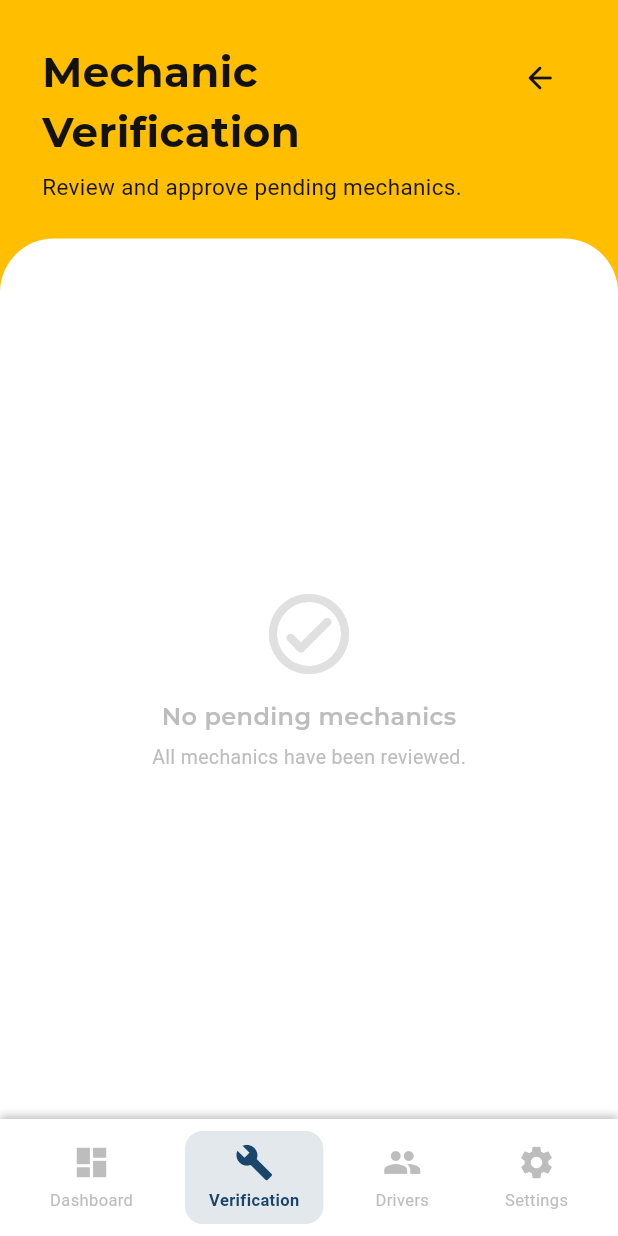
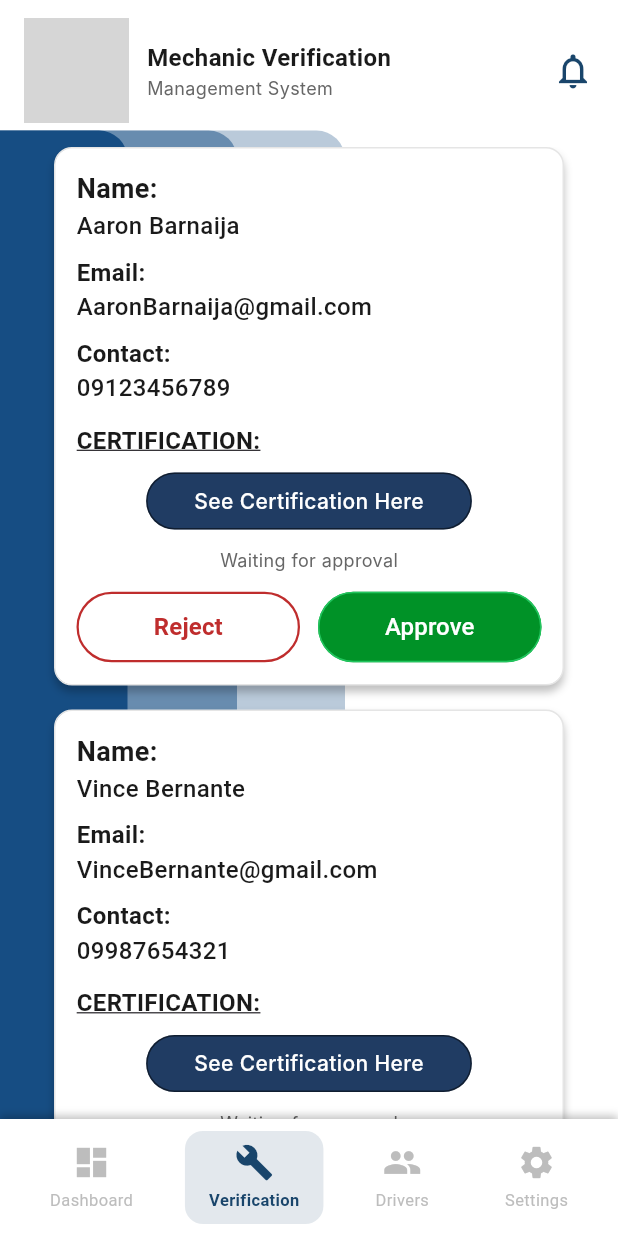
Before and after one commit to Aukaba/UnliRice_Softdev2, a Flutter app: the AdminDashboardScreen screen opened directly, item 2 of the bottom bar chosen, on a phone screen of 412 x 824 dp. Run offline on Flutter 3.47's test engine with Material 3 defaults, Android fonts, the phone set to English and light mode, and no system bars; our stand-ins replace google_fonts, supabase_flutter; accounts and stored records are empty; network calls fail; Roboto replaces fonts that are missing (Inter, Poppins); grey boxes are pictures that could not be loaded.

Commit message:
Fix/modified some of the admin and verification

```diff
--- a/automate/lib/screen/admin/admin_mechanic_verification_screen.dart
+++ b/automate/lib/screen/admin/admin_mechanic_verification_screen.dart
@@ -1,161 +1,188 @@
 import 'package:flutter/material.dart';
-import 'package:google_fonts/google_fonts.dart';
-import 'package:supabase_flutter/supabase_flutter.dart';
 
-class AdminMechanicVerificationScreen extends StatefulWidget {
-  const AdminMechanicVerificationScreen({super.key});
+// ── Shared content widget (used inside the tab) ──────────────────────────────
+// Fix: Extracted core content into AdminMechanicVerificationContent so it
+// works correctly inside AdminDashboardScreen's IndexedStack without
+// causing Navigator.pop to exit the whole dashboard.
+
+class AdminMechanicVerificationContent extends StatefulWidget {
+  final void Function(int)? onSwitchTab;
+
+  const AdminMechanicVerificationContent({super.key, this.onSwitchTab});
 
   @override
-  State<AdminMechanicVerificationScreen> createState() =>
-      _AdminMechanicVerificationScreenState();
+  State<AdminMechanicVerificationContent> createState() =>
+      _AdminMechanicVerificationContentState();
 }
 
-class _AdminMechanicVerificationScreenState
-    extends State<AdminMechanicVerificationScreen> {
-  static final _supabase = Supabase.instance.client;
+class _AdminMechanicVerificationContentState
+    extends State<AdminMechanicVerificationContent> {
+  // Dummy data — replace with Supabase later
+  // Fix: id is kept as int to match Supabase's default int type,
+  // preventing the type mismatch bug in removeWhere
+  final List<Map<String, dynamic>> _pendingMechanics = [
+    {
+      'id': 1,
+      'name': 'Aaron Barnaija',
+      'email': 'AaronBarnaija@gmail.com',
+      'contact': '09123456789',
+    },
+    {
+      'id': 2,
+      'name': 'Vince Bernante',
+      'email': 'VinceBernante@gmail.com',
+      'contact': '09987654321',
+    },
+    {
+      'id': 3,
+      'name': 'Maria Santos',
+      'email': 'MariaSantos@gmail.com',
+      'contact': '09112345678',
+    },
+  ];
 
-  List<Map<String, dynamic>> _pendingMechanics = [];
-  bool _isLoading = true;
-
-  @override
-  void initState() {
-    super.initState();
-    _loadPendingMechanics();
-  }
-
-  Future<void> _loadPendingMechanics() async {
-    try {
-      final data = await _supabase
-          .from('mechanics')
-          .select(
-            'id, first_name, last_name, email, contact, certification_url',
-          )
-          .eq('status', 'pending');
-
-      setState(() {
-        _pendingMechanics = List<Map<String, dynamic>>.from(data);
-      });
-    } catch (_) {
-      // Silently fail — screen still loads
-    } finally {
-      if (mounted) setState(() => _isLoading = false);
-    }
-  }
-
-  Future<void> _updateStatus(String mechanicId, String status) async {
-    try {
-      await _supabase
-          .from('mechanics')
-          .update({'status': status})
-          .eq('id', mechanicId);
-
+  // Fix: mechanicId is now int (not String) to match the stored id type,
+  // so removeWhere correctly finds and removes the card
+  void _removeCard(int mechanicId, String action) {
     setState(() {
       _pendingMechanics.removeWhere((m) => m['id'] == mechanicId);
     });
 
-      if (!mounted) return;
     ScaffoldMessenger.of(context).showSnackBar(
       SnackBar(
         content: Text(
-            status == 'approved'
+          action == 'approved'
               ? 'Mechanic approved successfully.'
               : 'Mechanic rejected.',
-            style: GoogleFonts.inriaSans(),
         ),
-          backgroundColor: status == 'approved'
+        backgroundColor: action == 'approved'
             ? const Color(0xFF009227)
             : const Color(0xFFBF2D2D),
+        behavior: SnackBarBehavior.floating,
+        shape: RoundedRectangleBorder(borderRadius: BorderRadius.circular(12)),
       ),
     );
-    } catch (_) {
-      if (!mounted) return;
-      ScaffoldMessenger.of(context).showSnackBar(
-        SnackBar(
-          content: Text(
-            'Something went wrong. Please try again.',
-            style: GoogleFonts.inriaSans(),
-          ),
-          backgroundColor: Colors.red,
-        ),
-      );
-    }
   }
 
   @override
   Widget build(BuildContext context) {
     return Scaffold(
-      backgroundColor: const Color(0xFFFFBF00),
+      backgroundColor: Colors.white,
       body: SafeArea(
         bottom: false,
-        child: Column(
-          crossAxisAlignment: CrossAxisAlignment.start,
+        child: Stack(
           children: [
-            // ── Header ──────────────────────────────────────────────
+            // Sidebar layers
+            Positioned(
+              left: -28,
+              top: 87,
+              child: Container(
+                width: 258,
+                height: MediaQuery.of(context).size.height,
+                decoration: ShapeDecoration(
+                  color: const Color(0x4C164D83),
+                  shape: RoundedRectangleBorder(
+                    borderRadius: BorderRadius.circular(19),
+                  ),
+                ),
+              ),
+            ),
+            Positioned(
+              left: -18,
+              top: 87,
+              child: Container(
+                width: 176,
+                height: MediaQuery.of(context).size.height,
+                decoration: ShapeDecoration(
+                  color: const Color(0x7F164D83),
+                  shape: RoundedRectangleBorder(
+                    borderRadius: BorderRadius.circular(19),
+                  ),
+                ),
+              ),
+            ),
+            Positioned(
+              left: -18,
+              top: 87,
+              child: Container(
+                width: 103,
+                height: MediaQuery.of(context).size.height,
+                decoration: ShapeDecoration(
+                  color: const Color(0xFF164D83),
+                  shape: RoundedRectangleBorder(
+                    borderRadius: BorderRadius.circular(19),
+                  ),
+                ),
+              ),
+            ),
+
+            // Main content
+            Column(
+              children: [
+                // Header
+                // Fix: Removed Navigator.pop back button — since this widget
+                // lives inside an IndexedStack, popping would exit the whole
+                // dashboard back to login. Navigation is handled by the
+                // bottom nav bar instead.
                 Padding(
-              padding: const EdgeInsets.fromLTRB(28, 28, 28, 24),
+                  padding: const EdgeInsets.fromLTRB(16, 12, 16, 0),
                   child: Row(
-                crossAxisAlignment: CrossAxisAlignment.start,
                     children: [
-                  Expanded(
-                    child: Column(
+                      Container(
+                        width: 70,
+                        height: 70,
+                        decoration: ShapeDecoration(
+                          image: const DecorationImage(
+                            image: NetworkImage("https://placehold.co/98x98"),
+                            fit: BoxFit.cover,
+                          ),
+                          shape: RoundedRectangleBorder(
+                            borderRadius: BorderRadius.circular(9999),
+                          ),
+                        ),
+                      ),
+                      const SizedBox(width: 12),
+                      const Column(
                         crossAxisAlignment: CrossAxisAlignment.start,
                         children: [
                           Text(
                             'Mechanic Verification',
-                          style: GoogleFonts.montserrat(
-                            fontSize: 28,
+                            style: TextStyle(
+                              color: Color(0xFF1A1A1A),
+                              fontSize: 16,
+                              fontFamily: 'Poppins',
                               fontWeight: FontWeight.w700,
-                            color: const Color(0xFF121212),
                             ),
                           ),
-                        const SizedBox(height: 6),
                           Text(
-                          'Review and approve pending mechanics.',
-                          style: GoogleFonts.inriaSans(
-                            fontSize: 15,
+                            'Management System',
+                            style: TextStyle(
+                              color: Color(0xFF666666),
+                              fontSize: 12,
+                              fontFamily: 'Inter',
                               fontWeight: FontWeight.w400,
-                            color: const Color(0xFF121212),
                             ),
                           ),
                         ],
                       ),
-                  ),
-                  IconButton(
-                    onPressed: () => Navigator.pop(context),
-                    icon: const Icon(Icons.arrow_back_rounded),
-                    color: const Color(0xFF121212),
-                    tooltip: 'Back',
+                      const Spacer(),
+                      const Icon(
+                        Icons.notifications_outlined,
+                        color: Color(0xFF19456B),
+                        size: 28,
                       ),
                     ],
                   ),
                 ),
 
-            // ── Body (white card) ────────────────────────────────────
+                const SizedBox(height: 16),
+
+                // Cards list
                 Expanded(
-              child: Container(
-                width: double.infinity,
-                decoration: const BoxDecoration(
-                  color: Colors.white,
-                  borderRadius: BorderRadius.only(
-                    topLeft: Radius.circular(36),
-                    topRight: Radius.circular(36),
-                  ),
-                ),
-                child: ClipRRect(
-                  borderRadius: const BorderRadius.only(
-                    topLeft: Radius.circular(36),
-                    topRight: Radius.circular(36),
-                  ),
-                  child: _isLoading
-                      ? const Center(
-                          child: CircularProgressIndicator(
-                            color: Color(0xFFFFBF00),
-                          ),
-                        )
-                      : _pendingMechanics.isEmpty
+                  child: _pendingMechanics.isEmpty
                       ? _buildEmptyState()
                       : ListView.separated(
-                          padding: const EdgeInsets.fromLTRB(24, 32, 24, 32),
+                          padding: const EdgeInsets.fromLTRB(36, 0, 36, 24),
                           itemCount: _pendingMechanics.length,
                           separatorBuilder: (_, __) =>
                               const SizedBox(height: 16),
@@ -163,19 +190,19 @@ class _AdminMechanicVerificationScreenState
                             final mechanic = _pendingMechanics[index];
                             return _MechanicCard(
                               mechanic: mechanic,
-                              onApprove: () => _updateStatus(
-                                mechanic['id'].toString(),
+                              onApprove: () => _removeCard(
+                                mechanic['id'] as int,
                                 'approved',
                               ),
-                              onReject: () => _updateStatus(
-                                mechanic['id'].toString(),
+                              onReject: () => _removeCard(
+                                mechanic['id'] as int,
                                 'rejected',
                               ),
                             );
                           },
                         ),
                 ),
-              ),
+              ],
             ),
           ],
         ),
@@ -196,19 +223,17 @@ class _AdminMechanicVerificationScreenState
           const SizedBox(height: 12),
           Text(
             'No pending mechanics',
-            style: GoogleFonts.montserrat(
+            style: TextStyle(
               fontSize: 16,
               fontWeight: FontWeight.w600,
               color: Colors.grey.shade400,
+              fontFamily: 'Poppins',
             ),
           ),
           const SizedBox(height: 6),
           Text(
             'All mechanics have been reviewed.',
-            style: GoogleFonts.inriaSans(
-              fontSize: 13,
-              color: Colors.grey.shade400,
-            ),
+            style: TextStyle(fontSize: 13, color: Colors.grey.shade400),
           ),
         ],
       ),
@@ -216,7 +241,7 @@ class _AdminMechanicVerificationScreenState
   }
 }
 
-// ── Mechanic card widget ─────────────────────────────────────────────────────
+// ── Mechanic card ────────────────────────────────────────────────────────────
 
 class _MechanicCard extends StatelessWidget {
   final Map<String, dynamic> mechanic;
@@ -231,164 +256,143 @@ class _MechanicCard extends StatelessWidget {
 
   @override
   Widget build(BuildContext context) {
-    final name =
-        '${mechanic['first_name'] ?? ''} ${mechanic['last_name'] ?? ''}'.trim();
-    final email = mechanic['email'] ?? '—';
-    final contact = mechanic['contact'] ?? '—';
-    final certUrl = mechanic['certification_url'] ?? '';
-
     return Container(
-      padding: const EdgeInsets.all(18),
-      decoration: BoxDecoration(
+      width: double.infinity,
+      padding: const EdgeInsets.all(14),
+      decoration: ShapeDecoration(
         color: Colors.white,
-        borderRadius: BorderRadius.circular(16),
-        border: Border.all(color: const Color(0xFFE5E5E5)),
-        boxShadow: const [
+        shape: RoundedRectangleBorder(
+          side: const BorderSide(width: 1, color: Color(0xFFE5E5E5)),
+          borderRadius: BorderRadius.circular(12),
+        ),
+        shadows: const [
           BoxShadow(
-            color: Color(0x1A000000),
-            blurRadius: 8,
+            color: Color(0x3F000000),
+            blurRadius: 4,
             offset: Offset(0, 4),
+            spreadRadius: 0,
           ),
         ],
       ),
       child: Column(
         crossAxisAlignment: CrossAxisAlignment.start,
         children: [
-          // Name row with pending badge
-          Row(
-            children: [
-              Container(
-                width: 44,
-                height: 44,
-                decoration: BoxDecoration(
-                  color: const Color(0xFFFFBF00).withOpacity(0.15),
-                  borderRadius: BorderRadius.circular(10),
-                ),
-                child: const Icon(
-                  Icons.person_rounded,
-                  color: Color(0xFFFFBF00),
-                  size: 26,
+          // Name
+          const Text(
+            'Name:',
+            style: TextStyle(
+              color: Color(0xFF1A1A1A),
+              fontSize: 18,
+              fontFamily: 'Poppins',
+              fontWeight: FontWeight.w600,
             ),
           ),
-              const SizedBox(width: 12),
-              Expanded(
-                child: Column(
-                  crossAxisAlignment: CrossAxisAlignment.start,
-                  children: [
           Text(
-                      name.isNotEmpty ? name : '—',
-                      style: GoogleFonts.montserrat(
+            mechanic['name'] ?? '—',
+            style: const TextStyle(
+              color: Color(0xFF1A1A1A),
               fontSize: 16,
-                        fontWeight: FontWeight.w700,
-                        color: const Color(0xFF121212),
+              fontFamily: 'Poppins',
+              fontWeight: FontWeight.w500,
             ),
           ),
-                    const SizedBox(height: 2),
-                    Container(
-                      padding: const EdgeInsets.symmetric(
-                        horizontal: 8,
-                        vertical: 2,
+          const SizedBox(height: 8),
+
+          // Email
+          const Text(
+            'Email:',
+            style: TextStyle(
+              color: Color(0xFF1A1A1A),
+              fontSize: 16,
+              fontFamily: 'Poppins',
+              fontWeight: FontWeight.w600,
             ),
-                      decoration: BoxDecoration(
-                        color: const Color(0xFFFFF3CD),
-                        borderRadius: BorderRadius.circular(6),
           ),
-                      child: Text(
-                        'Pending',
-                        style: GoogleFonts.inriaSans(
-                          fontSize: 11,
+          Text(
+            mechanic['email'] ?? '—',
+            style: const TextStyle(
+              color: Color(0xFF1A1A1A),
+              fontSize: 16,
+              fontFamily: 'Poppins',
+              fontWeight: FontWeight.w500,
+            ),
+          ),
+          const SizedBox(height: 8),
+
+          // Contact
+          const Text(
+            'Contact:',
+            style: TextStyle(
+              color: Color(0xFF1A1A1A),
+              fontSize: 16,
+              fontFamily: 'Poppins',
               fontWeight: FontWeight.w600,
-                          color: const Color(0xFF856404),
+            ),
+          ),
+          Text(
+            mechanic['contact'] ?? '—',
+            style: const TextStyle(
+              color: Color(0xFF1A1A1A),
+              fontSize: 16,
+              fontFamily: 'Poppins',
+              fontWeight: FontWeight.w500,
+            ),
+          ),
+          const SizedBox(height: 12),
+
+          // Certification
+          const Text(
+            'CERTIFICATION:',
+            style: TextStyle(
+              color: Color(0xFF1A1A1A),
+              fontSize: 16,
+              fontFamily: 'Poppins',
+              fontWeight: FontWeight.w600,
+              decoration: TextDecoration.underline,
+            ),
+          ),
+          const SizedBox(height: 10),
+
+          // See certification button
+          Center(
+            child: Container(
+              padding: const EdgeInsets.symmetric(horizontal: 31, vertical: 8),
+              decoration: ShapeDecoration(
+                color: const Color(0xFF203C63),
+                shape: RoundedRectangleBorder(
+                  side: BorderSide(
+                    width: 1,
+                    color: Colors.black.withOpacity(0.50),
+                  ),
+                  borderRadius: BorderRadius.circular(19),
+                ),
+              ),
+              child: const Text(
+                'See Certification Here',
+                style: TextStyle(
+                  color: Colors.white,
+                  fontSize: 14,
+                  fontFamily: 'Inter',
+                  fontWeight: FontWeight.w500,
                 ),
               ),
             ),
-                  ],
+          ),
+          const SizedBox(height: 12),
+
+          // Waiting label
+          const Center(
+            child: Text(
+              'Waiting for approval',
+              style: TextStyle(
+                color: Color(0xFF666666),
+                fontSize: 12,
+                fontFamily: 'Inter',
+                fontWeight: FontWeight.w400,
               ),
             ),
-            ],
           ),
-
-          const SizedBox(height: 16),
-          const Divider(height: 1, color: Color(0xFFE5E5E5)),
-          const SizedBox(height: 16),
-
-          // Info rows
-          _InfoRow(icon: Icons.email_outlined, label: 'Email', value: email),
-          const SizedBox(height: 10),
-          _InfoRow(
-            icon: Icons.phone_outlined,
-            label: 'Contact',
-            value: contact,
-          ),
-
-          const SizedBox(height: 16),
-
-          // See certification button
-          if (certUrl.isNotEmpty)
-            GestureDetector(
-              onTap: () {
-                // Open certification URL
-              },
-              child: Container(
-                width: double.infinity,
-                padding: const EdgeInsets.symmetric(vertical: 12),
-                decoration: BoxDecoration(
-                  color: const Color(0xFF16477A).withOpacity(0.07),
-                  borderRadius: BorderRadius.circular(12),
-                  border: Border.all(
-                    color: const Color(0xFF16477A).withOpacity(0.2),
-                  ),
-                ),
-                child: Row(
-                  mainAxisAlignment: MainAxisAlignment.center,
-                  children: [
-                    const Icon(
-                      Icons.verified_outlined,
-                      color: Color(0xFF16477A),
-                      size: 18,
-                    ),
-                    const SizedBox(width: 8),
-                    Text(
-                      'View Certification',
-                      style: GoogleFonts.montserrat(
-                        fontSize: 14,
-                        fontWeight: FontWeight.w600,
-                        color: const Color(0xFF16477A),
-                      ),
-                    ),
-                  ],
-                ),
-              ),
-            )
-          else
-            Container(
-              width: double.infinity,
-              padding: const EdgeInsets.symmetric(vertical: 12),
-              decoration: BoxDecoration(
-                color: Colors.grey.shade100,
-                borderRadius: BorderRadius.circular(12),
-              ),
-              child: Row(
-                mainAxisAlignment: MainAxisAlignment.center,
-                children: [
-                  Icon(
-                    Icons.info_outline,
-                    color: Colors.grey.shade400,
-                    size: 18,
-                  ),
-                  const SizedBox(width: 8),
-                  Text(
-                    'No certification uploaded',
-                    style: GoogleFonts.inriaSans(
-                      fontSize: 13,
-                      color: Colors.grey.shade400,
-                    ),
-                  ),
-                ],
-              ),
-            ),
-
-          const SizedBox(height: 16),
+          const SizedBox(height: 12),
 
           // Reject / Approve buttons
           Row(
@@ -397,21 +401,22 @@ class _MechanicCard extends StatelessWidget {
                 child: OutlinedButton(
                   onPressed: onReject,
                   style: OutlinedButton.styleFrom(
-                    padding: const EdgeInsets.symmetric(vertical: 14),
+                    padding: const EdgeInsets.symmetric(vertical: 12),
                     side: const BorderSide(
                       color: Color(0xFFBF2D2D),
                       width: 1.5,
                     ),
                     shape: RoundedRectangleBorder(
-                      borderRadius: BorderRadius.circular(12),
+                      borderRadius: BorderRadius.circular(49),
                     ),
                   ),
-                  child: Text(
+                  child: const Text(
                     'Reject',
-                    style: GoogleFonts.montserrat(
-                      fontSize: 15,
+                    style: TextStyle(
+                      color: Color(0xFFBF2D2D),
+                      fontSize: 16,
+                      fontFamily: 'Poppins',
                       fontWeight: FontWeight.w600,
-                      color: const Color(0xFFBF2D2D),
                     ),
                   ),
                 ),
@@ -422,18 +427,20 @@ class _MechanicCard extends StatelessWidget {
                   onPressed: onApprove,
                   style: ElevatedButton.styleFrom(
                     backgroundColor: const Color(0xFF009227),
-                    padding: const EdgeInsets.symmetric(vertical: 14),
+                    padding: const EdgeInsets.symmetric(vertical: 12),
                     elevation: 0,
                     shape: RoundedRectangleBorder(
-                      borderRadius: BorderRadius.circular(12),
+                      side: const BorderSide(color: Color(0xFF22C55E)),
+                      borderRadius: BorderRadius.circular(49),
                     ),
                   ),
-                  child: Text(
+                  child: const Text(
                     'Approve',
-                    style: GoogleFonts.montserrat(
-                      fontSize: 15,
-                      fontWeight: FontWeight.w600,
+                    style: TextStyle(
                       color: Colors.white,
+                      fontSize: 16,
+                      fontFamily: 'Poppins',
+                      fontWeight: FontWeight.w500,
                     ),
                   ),
                 ),
@@ -445,45 +452,3 @@ class _MechanicCard extends StatelessWidget {
     );
   }
 }
-
-// ── Info row widget ──────────────────────────────────────────────────────────
-
-class _InfoRow extends StatelessWidget {
-  final IconData icon;
-  final String label;
-  final String value;
-
-  const _InfoRow({
-    required this.icon,
-    required this.label,
-    required this.value,
-  });
-
-  @override
-  Widget build(BuildContext context) {
-    return Row(
-      children: [
-        Icon(icon, size: 18, color: Colors.grey.shade500),
-        const SizedBox(width: 8),
-        Text(
-          '$label: ',
-          style: GoogleFonts.montserrat(
-            fontSize: 13,
-            fontWeight: FontWeight.w600,
-            color: const Color(0xFF121212),
-          ),
-        ),
-        Expanded(
-          child: Text(
-            value,
-            style: GoogleFonts.inriaSans(
-              fontSize: 13,
-              color: Colors.grey.shade700,
-            ),
-            overflow: TextOverflow.ellipsis,
-          ),
-        ),
-      ],
-    );
-  }
-}
```
Also changed, not shown: automate/lib/screen/admin/admin_dashboard_screen.dart (+114 -37 lines). Lines whose indentation alone changed are shown as unchanged.
